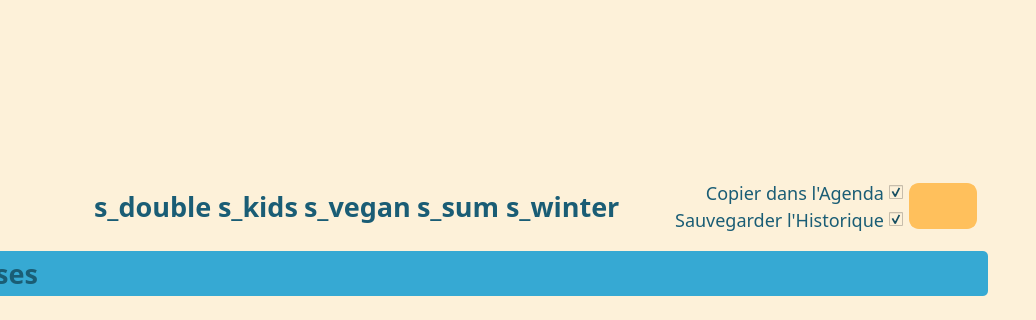
This is UI/Main_Window.ui in juvarlet/a_table as Qt 5 draws it before an edit; both pictures show x 205 to 1241 and y 326 to 646 of the 1241 by 646 pixel window. The edited form follows.
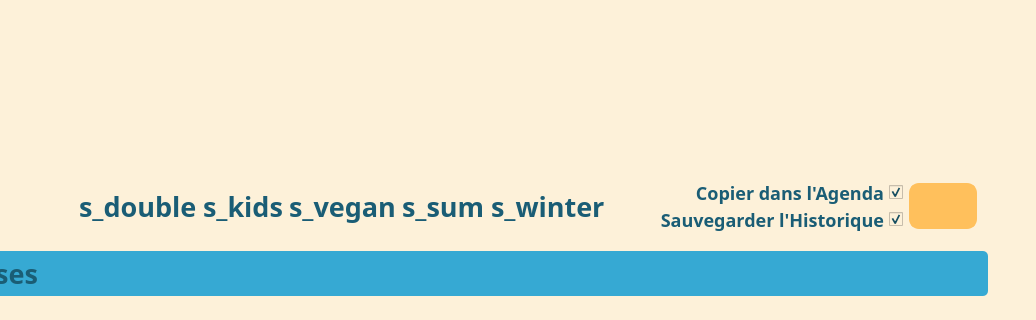
This is the edited form. Icons and pictures are not drawn.

```diff
--- a/UI/Main_Window.ui
+++ b/UI/Main_Window.ui
@@ -441,7 +441,7 @@
     }
 
 QLabel#label_calendar, QLabel#label_history {
-	font: 18px;
+	font: bold 18px;
 }
     
     QTableWidget {
```
